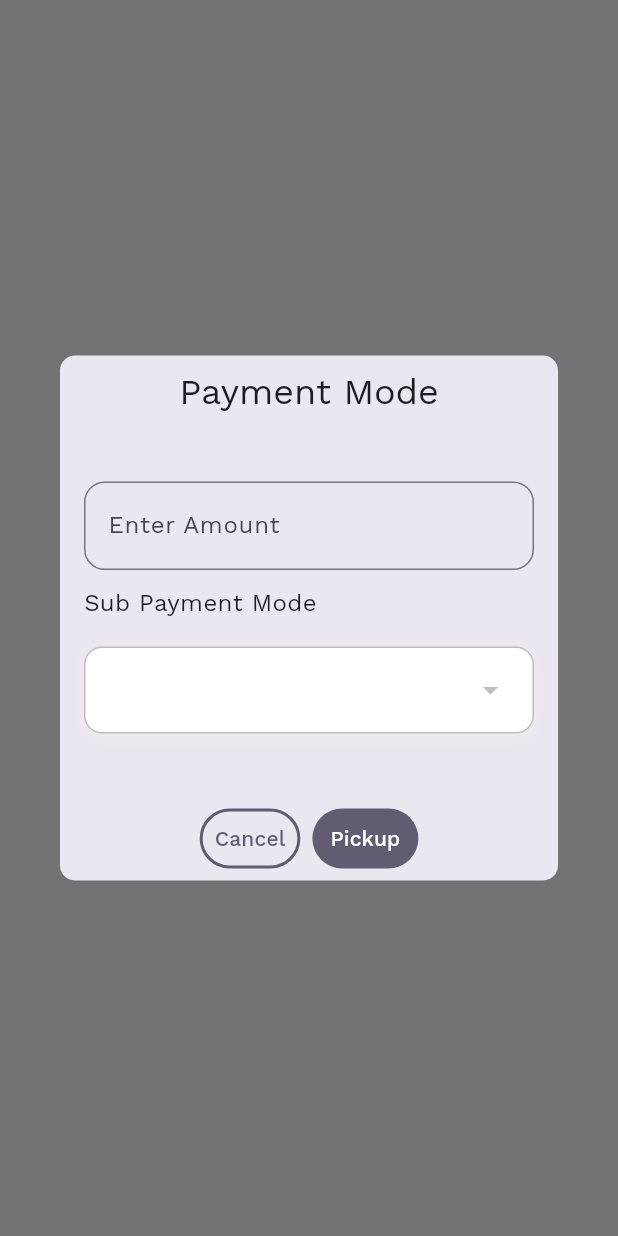
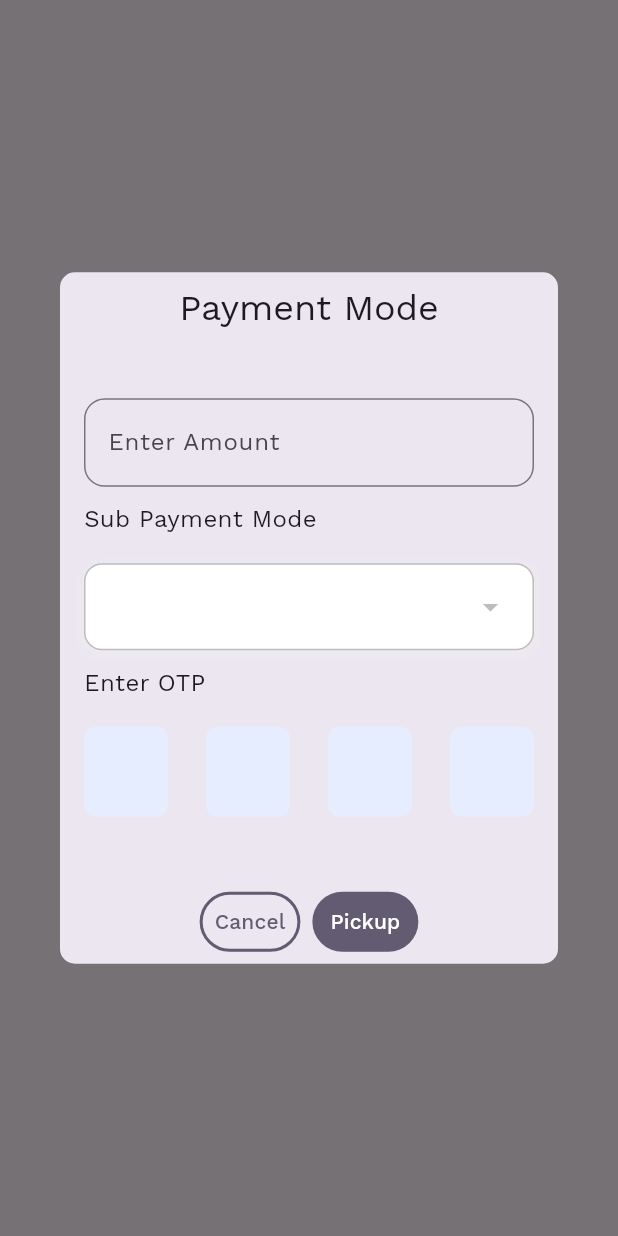
Before and after one commit to rishinext/axlpl_delivery, a Flutter app: what showPickDialog() shows on an empty page, opened directly with empty values, on a phone screen of 412 x 824 dp. Run offline on Flutter 3.47's test engine with Material 3 defaults, Android fonts, the phone set to English and light mode, and no system bars; drawn by our look-alikes of pinput; our stand-ins replace audioplayers, connectivity_plus, custom_rating_bar, device_info_plus, dio, dotted_border and 17 more; missing offline and left inert: enhance_stepper, mobile_device_identifier, mobile_scanner, simple_barcode_scanner, talker_dio_logger; accounts and stored records are empty; network calls fail.

Commit message:
07-01-2025

```diff
--- a/lib/app/modules/pickup/controllers/pickup_controller.dart
+++ b/lib/app/modules/pickup/controllers/pickup_controller.dart
@@ -26,6 +26,7 @@ class PickupController extends GetxController {
   final shipmentController = TextEditingController();
   final amountController = TextEditingController();
   final TextEditingController pincodeController = TextEditingController();
+  final otpController = TextEditingController();
 
   var selectedPaymentModeId = Rxn<String>();
 
--- a/lib/common_widget/pickup_dialog.dart
+++ b/lib/common_widget/pickup_dialog.dart
@@ -10,6 +10,7 @@ import 'package:axlpl_delivery/utils/utils.dart';
 import 'package:flutter/material.dart';
 import 'package:flutter_screenutil/flutter_screenutil.dart';
 import 'package:get/get.dart';
+import 'package:pinput/pinput.dart';
 
 void showPickDialog(
   final shipmentID,
@@ -20,6 +21,20 @@ void showPickDialog(
   final _formKey = GlobalKey<FormState>();
   final pickupController = Get.find<PickupController>();
   final historyController = Get.find<HistoryController>();
+  TextEditingController pinController = TextEditingController();
+  final defaultPinTheme = PinTheme(
+    width: 56,
+    height: 60,
+    textStyle: const TextStyle(
+      fontSize: 22,
+      color: Color.fromRGBO(30, 60, 87, 1),
+    ),
+    decoration: BoxDecoration(
+      color: themes.blueGray,
+      borderRadius: BorderRadius.circular(8),
+      border: Border.all(color: Colors.transparent),
+    ),
+  );
   Get.defaultDialog(
     title: "Payment Mode",
     content: Form(
@@ -128,6 +143,30 @@ void showPickDialog(
                   ),
                 );
               }),
+              dropdownText('Enter OTP'),
+              SizedBox(
+                width: double.infinity,
+                child: Pinput(
+                  mainAxisAlignment: MainAxisAlignment.spaceBetween,
+                  hapticFeedbackType: HapticFeedbackType.lightImpact,
+                  length: 4,
+                  controller: pinController,
+                  defaultPinTheme: defaultPinTheme,
+                  focusedPinTheme: defaultPinTheme.copyWith(
+                    decoration: defaultPinTheme.decoration!.copyWith(
+                      border: Border.all(
+                        color: themes.darkCyanBlue,
+                      ),
+                    ),
+                  ),
+                  errorPinTheme: defaultPinTheme.copyWith(
+                    decoration: BoxDecoration(
+                      color: Colors.red.shade50,
+                      borderRadius: BorderRadius.circular(8),
+                    ),
+                  ),
+                ),
+              ),
               const SizedBox(height: 16),
             ],
           ),
--- a/pubspec.yaml
+++ b/pubspec.yaml
@@ -72,6 +72,7 @@ dependencies:
   custom_rating_bar: ^3.0.0
   dotted_line: ^3.2.3
   audioplayers: ^6.4.0
+  pinput: ^5.0.1
 
 dev_dependencies:
   flutter_test:
```
